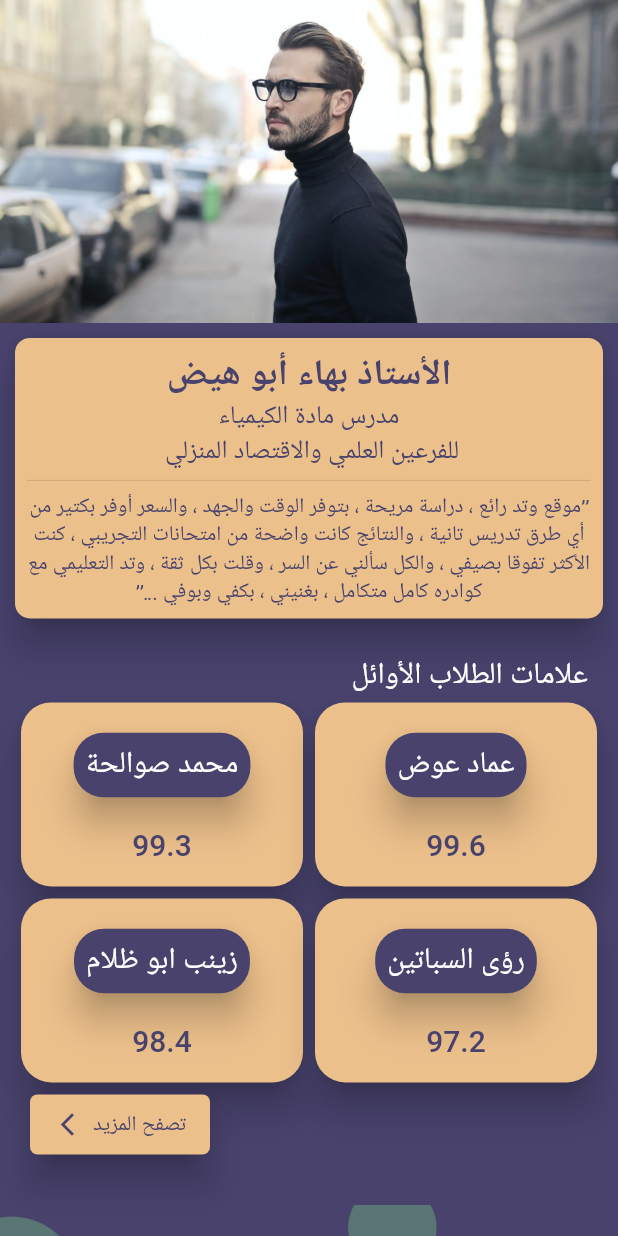
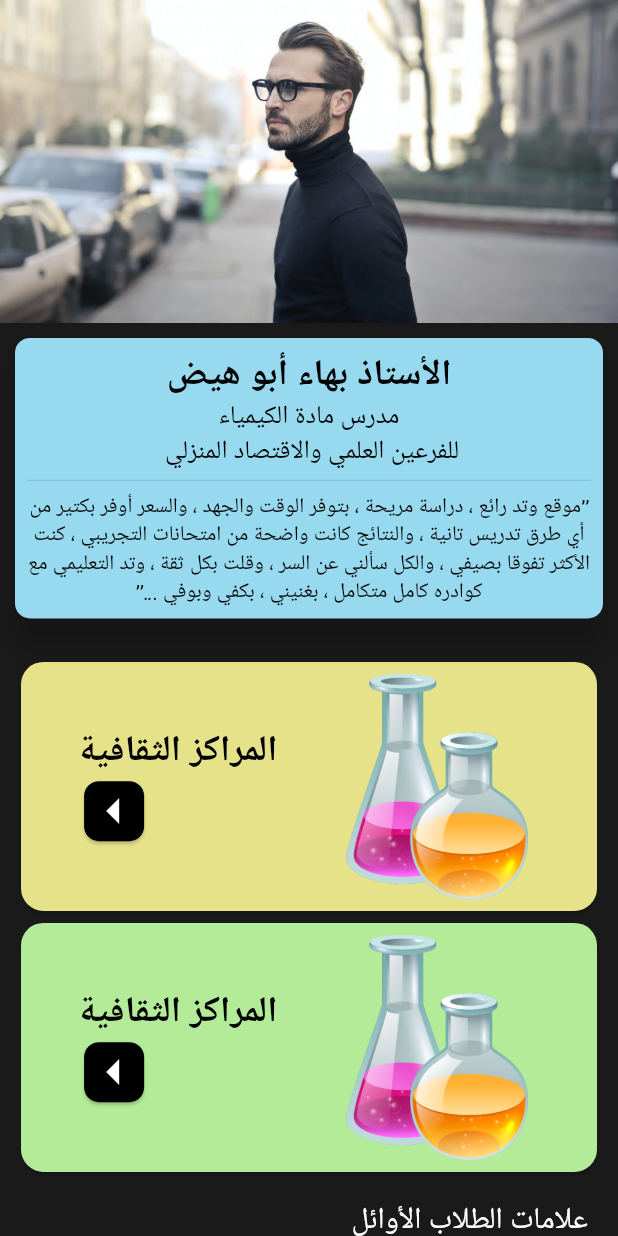
Before and after one commit to kldawad/teacher_bahaa_app, a Flutter app: the screen it shows after launch, on a phone screen of 412 x 824 dp. Run offline on Flutter 3.47's test engine with Material 2 defaults, Android fonts, the phone set to English and light mode, and no system bars.

Commit message:
new commit

```diff
--- a/lib/main.dart
+++ b/lib/main.dart
@@ -11,18 +11,21 @@ class MyApp extends StatelessWidget {
   @override
   Widget build(BuildContext context) {
     return MaterialApp(
+      locale: Locale('ar'),
       theme: ThemeData(
-        primaryColor: Color(0xFF48426D),
+        primaryColor: Color(0xFF1A1A1A),
         colorScheme: ColorScheme.fromSwatch().copyWith(
-          secondary: Color(0xFFECC08B),
+          secondary: Color(0xFF97D9EE),
         ),
-        scaffoldBackgroundColor: Color(0xFF48426D),
-        cardColor: Color(0xFFECC08B),
+        backgroundColor: Color(0xFFE5E28A),
+        canvasColor: Color(0xFFB3EB98),
+        scaffoldBackgroundColor: Color(0xFF1A1A1A),
+        cardColor: Color(0xFF97D9EE),
         textTheme: TextTheme(
           headline5:
-              TextStyle(color: Color(0xFF48426D), fontWeight: FontWeight.bold),
-          headline6: TextStyle(color: Color(0xFF48426D)),
-          bodyText2: TextStyle(color: Color(0xFF48426D)),
+              TextStyle(color: Colors.black, fontWeight: FontWeight.bold),
+          headline6: TextStyle(color: Colors.black),
+          bodyText2: TextStyle(color: Colors.black),
         ),
       ),
       home: HomeScreen(),
--- a/lib/screens/home_screen.dart
+++ b/lib/screens/home_screen.dart
@@ -3,7 +3,17 @@
 import 'package:flutter/material.dart';
 import 'package:teacher_bahaa_app/screens/screens/grades_screen/first_screen.dart';
 
-class HomeScreen extends StatelessWidget {
+class HomeScreen extends StatefulWidget {
+  @override
+  State<HomeScreen> createState() => _HomeScreenState();
+}
+
+class _HomeScreenState extends State<HomeScreen> {
+  final List<Color> _nameColor = [
+    Color(0xFFE5E28A),
+    Color(0xFFB3EB98),
+  ];
+
   @override
   Widget build(BuildContext context) {
     return Scaffold(
@@ -50,6 +60,56 @@ class HomeScreen extends StatelessWidget {
               height: 15,
             ),
             Padding(
+              padding: const EdgeInsets.symmetric(horizontal: 10),
+              child: ListView.builder(
+                  physics: NeverScrollableScrollPhysics(),
+                  shrinkWrap: true,
+                  itemCount: 2,
+                  itemBuilder: (context, index) {
+                    return Card(
+                      color: _nameColor[index],
+                      shape: RoundedRectangleBorder(
+                        borderRadius: BorderRadius.circular(15),
+                      ),
+                      child: Row(
+                        mainAxisAlignment: MainAxisAlignment.spaceEvenly,
+                        children: [
+                          Column(
+                            crossAxisAlignment: CrossAxisAlignment.start,
+                            children: [
+                              Text(
+                                "المراكز الثقافية",
+                                style: Theme.of(context).textTheme.headline5,
+                              ),
+                              Card(
+                                shape: RoundedRectangleBorder(
+                                  borderRadius: BorderRadius.circular(10),
+                                ),
+                                color: Colors.black,
+                                child: Icon(
+                                  Icons.arrow_left,
+                                  color: Colors.white,
+                                  size: 40,
+                                ),
+                              ),
+                            ],
+                          ),
+                          Padding(
+                            padding: const EdgeInsets.all(8.0),
+                            child: Image.asset(
+                              'assets/Untitled-1.png',
+                              height: 150,
+                            ),
+                          ),
+                        ],
+                      ),
+                    );
+                  }),
+            ),
+            SizedBox(
+              height: 15,
+            ),
+            Padding(
               padding: const EdgeInsets.only(right: 20),
               child: Align(
                 alignment: Alignment.centerRight,
@@ -63,165 +123,42 @@ class HomeScreen extends StatelessWidget {
                 ),
               ),
             ),
-            GridView.count(
-              padding: EdgeInsets.symmetric(horizontal: 10),
-              childAspectRatio: 1.5,
-              crossAxisCount: 2,
+            Padding(
+              padding: const EdgeInsets.symmetric(horizontal: 10),
+              child: GridView.builder(
+                  gridDelegate: SliverGridDelegateWithFixedCrossAxisCount(
+                    crossAxisCount: 3,
+                    childAspectRatio: 0.8,
+                  ),
+                  physics: NeverScrollableScrollPhysics(),
                   shrinkWrap: true,
-              physics: NeverScrollableScrollPhysics(),
-              children: [
-                Card(
+                  itemCount: 6,
+                  itemBuilder: (context, index) {
+                    return Card(
                       elevation: 10,
-                  shape: RoundedRectangleBorder(
-                    borderRadius: BorderRadius.circular(20),
-                  ),
                       child: Column(
                         mainAxisAlignment: MainAxisAlignment.spaceEvenly,
                         children: [
-                      Card(
-                        color: Theme.of(context).primaryColor,
-                        elevation: 10,
-                        shape: RoundedRectangleBorder(
-                          borderRadius: BorderRadius.circular(20),
-                        ),
-                        child: Padding(
-                          padding: const EdgeInsets.all(8.0),
-                          child: Text(
+                          Text(
                             "محمد صوالحة",
                             textAlign: TextAlign.center,
-                            textDirection: TextDirection.rtl,
-                            style: Theme.of(context)
-                                .textTheme
-                                .headline6!
-                                .copyWith(color: Colors.white),
-                          ),
-                        ),
+                            style: Theme.of(context).textTheme.headline6!,
                           ),
                           Text(
                             "99.3",
                             style: Theme.of(context)
                                 .textTheme
                                 .headline6!
-                            .copyWith(color: Theme.of(context).primaryColor),
+                                .copyWith(
+                                    color: Theme.of(context).primaryColor),
                           ),
                         ],
                       ),
-                ),
-                Card(
-                  elevation: 10,
-                  shape: RoundedRectangleBorder(
-                    borderRadius: BorderRadius.circular(20),
-                  ),
-                  child: Column(
-                    mainAxisAlignment: MainAxisAlignment.spaceEvenly,
-                    children: [
-                      Card(
-                        color: Theme.of(context).primaryColor,
-                        elevation: 10,
-                        shape: RoundedRectangleBorder(
-                          borderRadius: BorderRadius.circular(20),
-                        ),
-                        child: Padding(
-                          padding: const EdgeInsets.all(8.0),
-                          child: Text(
-                            "عماد عوض",
-                            textAlign: TextAlign.center,
-                            textDirection: TextDirection.rtl,
-                            style: Theme.of(context)
-                                .textTheme
-                                .headline6!
-                                .copyWith(color: Colors.white),
-                          ),
-                        ),
-                      ),
-                      Text(
-                        "99.6",
-                        style: Theme.of(context)
-                            .textTheme
-                            .headline6!
-                            .copyWith(color: Theme.of(context).primaryColor),
-                      ),
-                    ],
-                  ),
-                ),
-                Card(
-                  elevation: 10,
-                  shape: RoundedRectangleBorder(
-                    borderRadius: BorderRadius.circular(20),
-                  ),
-                  child: Column(
-                    mainAxisAlignment: MainAxisAlignment.spaceEvenly,
-                    children: [
-                      Card(
-                        color: Theme.of(context).primaryColor,
-                        elevation: 10,
-                        shape: RoundedRectangleBorder(
-                          borderRadius: BorderRadius.circular(20),
-                        ),
-                        child: Padding(
-                          padding: const EdgeInsets.all(8.0),
-                          child: Text(
-                            "زينب ابو ظلام",
-                            textAlign: TextAlign.center,
-                            textDirection: TextDirection.rtl,
-                            style: Theme.of(context)
-                                .textTheme
-                                .headline6!
-                                .copyWith(color: Colors.white),
-                          ),
-                        ),
-                      ),
-                      Text(
-                        "98.4",
-                        style: Theme.of(context)
-                            .textTheme
-                            .headline6!
-                            .copyWith(color: Theme.of(context).primaryColor),
-                      ),
-                    ],
-                  ),
-                ),
-                Card(
-                  elevation: 10,
-                  shape: RoundedRectangleBorder(
-                    borderRadius: BorderRadius.circular(20),
-                  ),
-                  child: Column(
-                    mainAxisAlignment: MainAxisAlignment.spaceEvenly,
-                    children: [
-                      Card(
-                        color: Theme.of(context).primaryColor,
-                        elevation: 10,
-                        shape: RoundedRectangleBorder(
-                          borderRadius: BorderRadius.circular(20),
-                        ),
-                        child: Padding(
-                          padding: const EdgeInsets.all(8.0),
-                          child: Text(
-                            "رؤى السباتين",
-                            textAlign: TextAlign.center,
-                            textDirection: TextDirection.rtl,
-                            style: Theme.of(context)
-                                .textTheme
-                                .headline6!
-                                .copyWith(color: Colors.white),
-                          ),
-                        ),
-                      ),
-                      Text(
-                        "97.2",
-                        style: Theme.of(context)
-                            .textTheme
-                            .headline6!
-                            .copyWith(color: Theme.of(context).primaryColor),
-                      ),
-                    ],
-                  ),
-                ),
-              ],
+                    );
+                  }),
             ),
             Padding(
-              padding: const EdgeInsets.only(left: 20),
+              padding: const EdgeInsets.only(left: 15),
               child: Align(
                 alignment: Alignment.centerLeft,
                 child: CustomElevatedButton(),
@@ -230,7 +167,6 @@ class HomeScreen extends StatelessWidget {
             SizedBox(
               height: 30,
             ),
-            Image.asset('assets/bahaa2.png'),
             ListView.builder(
                 physics: NeverScrollableScrollPhysics(),
                 shrinkWrap: true,
@@ -257,7 +193,7 @@ class HomeScreen extends StatelessWidget {
                           textDirection: TextDirection.rtl,
                           textAlign: TextAlign.start,
                           style: TextStyle(
-                              color: Colors.black,
+                              color: Colors.white,
                               fontWeight: FontWeight.bold,
                               fontSize: 15),
                         ),
```
Also changed, not shown: assets/Untitled-1.png (added), assets/Untitled-4.png (added), assets/Untitled-5.png (added), assets/Untitled-6.png (added), assets/chem.1.png (added), assets/chem.2.png (added), assets/chem.3.png (added), assets/container-chem.png (added). Lines whose indentation alone changed are shown as unchanged.
